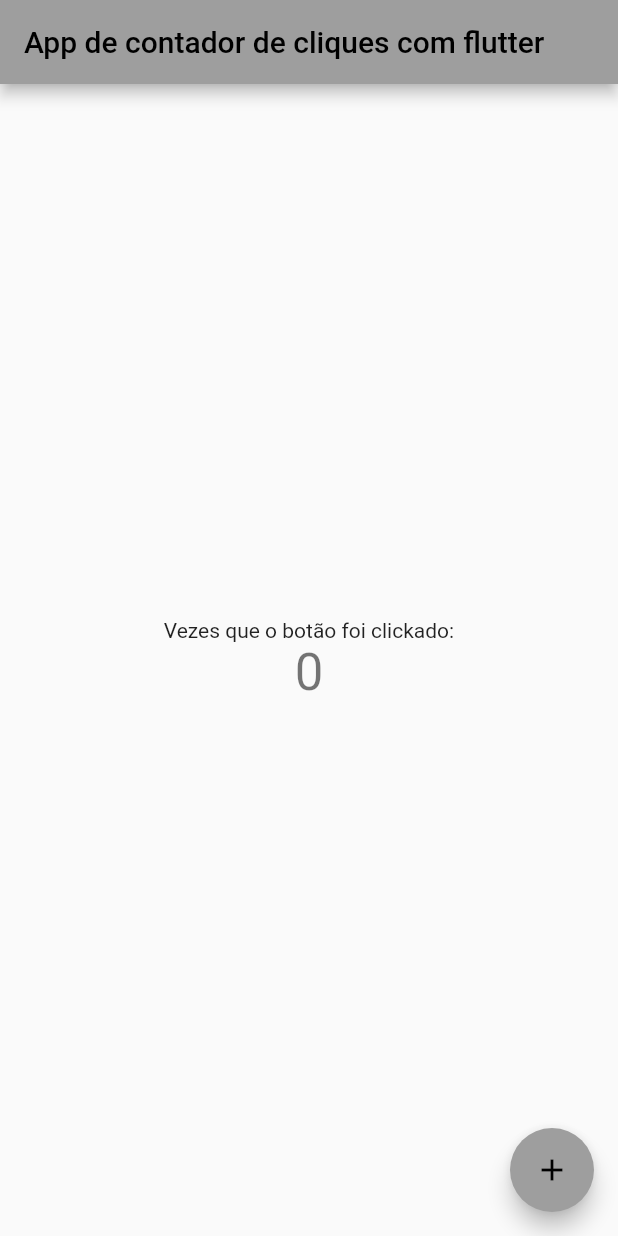
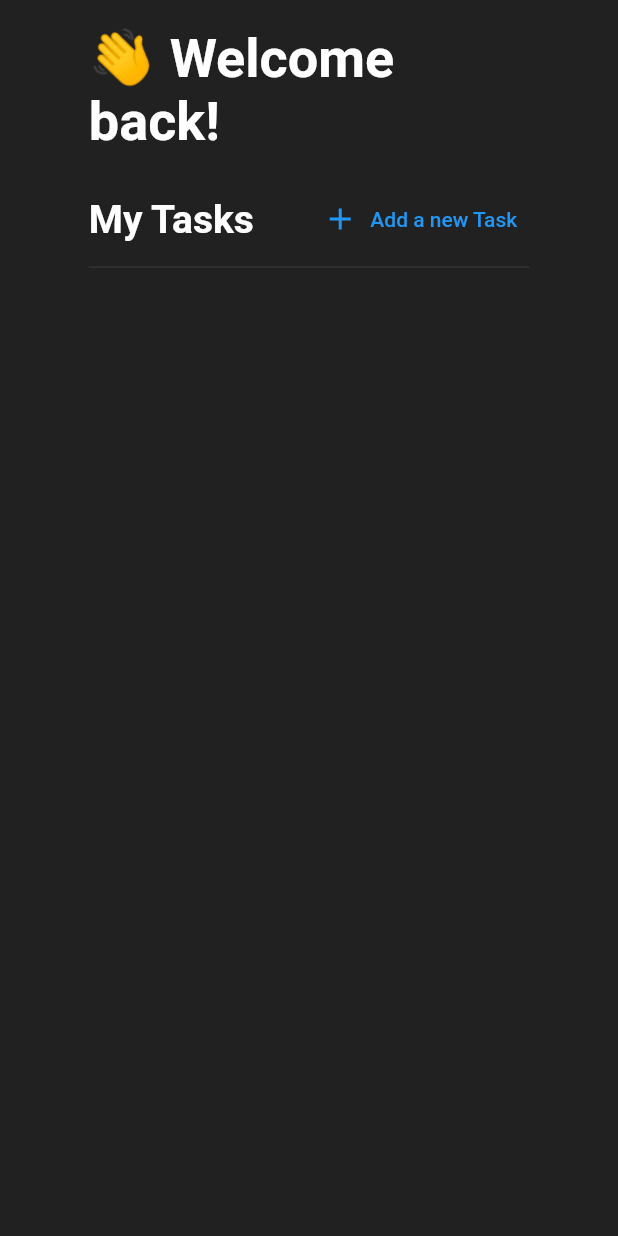
Before and after one commit to JokyOFC/flutter-windows-app-study, a Flutter app: the screen it shows after launch, on a phone screen of 412 x 824 dp. Run offline on Flutter 3.47's test engine with Material 2 defaults, Android fonts, the phone set to English and light mode, and no system bars; our stand-ins replace objectbox; generated files the repository leaves out were written again.

```diff
--- a/lib/main.dart
+++ b/lib/main.dart
@@ -1,6 +1,12 @@
+import 'package:app_teste/helpers/objectbox_interface.dart';
+import 'package:app_teste/screens/home_screen.dart';
 import 'package:flutter/material.dart';
 
-void main() {
+late ObjectBox objectBox;
+
+Future<void> main() async {
+  WidgetsFlutterBinding.ensureInitialized();
+  objectBox = await ObjectBox.create();
   runApp(const MyApp());
 }
 
@@ -10,106 +16,6 @@ class MyApp extends StatelessWidget {
   // This widget is the root of your application.
   @override
   Widget build(BuildContext context) {
-    return MaterialApp(
-      title: 'AppFirst Flutter',
-      theme: ThemeData(
-        // This is the theme of your application.
-        //
-        // Try running your application with "flutter run". You'll see the
-        // application has a blue toolbar. Then, without quitting the app, try
-        // changing the primarySwatch below to Colors.green and then invoke
-        // "hot reload" (press "r" in the console where you ran "flutter run",
-        // or simply save your changes to "hot reload" in a Flutter IDE).
-        // Notice that the counter didn't reset back to zero; the application
-        // is not restarted.
-        primarySwatch: Colors.grey,
-      ),
-      home: const MyHomePage(title: 'App de contador de cliques com flutter'),
-    );
+    return MaterialApp(home: HomeScreen());
   }
 }
-
-class MyHomePage extends StatefulWidget {
-  const MyHomePage({Key? key, required this.title}) : super(key: key);
-
-  // This widget is the home page of your application. It is stateful, meaning
-  // that it has a State object (defined below) that contains fields that affect
-  // how it looks.
-
-  // This class is the configuration for the state. It holds the values (in this
-  // case the title) provided by the parent (in this case the App widget) and
-  // used by the build method of the State. Fields in a Widget subclass are
-  // always marked "final".
-
-  final String title;
-
-  @override
-  State<MyHomePage> createState() => _MyHomePageState();
-}
-
-class _MyHomePageState extends State<MyHomePage> {
-  int _counter = 0;
-
-  void _incrementCounter() {
-    setState(() {
-      // This call to setState tells the Flutter framework that something has
-      // changed in this State, which causes it to rerun the build method below
-      // so that the display can reflect the updated values. If we changed
-      // _counter without calling setState(), then the build method would not be
-      // called again, and so nothing would appear to happen.
-      _counter++;
-    });
-  }
-
-  @override
-  Widget build(BuildContext context) {
-    // This method is rerun every time setState is called, for instance as done
-    // by the _incrementCounter method above.
-    //
-    // The Flutter framework has been optimized to make rerunning build methods
-    // fast, so that you can just rebuild anything that needs updating rather
-    // than having to individually change instances of widgets.
-    return Scaffold(
-      appBar: AppBar(
-        // Here we take the value from the MyHomePage object that was created by
-        // the App.build method, and use it to set our appbar title.
-        title: Text(widget.title),
-      ),
-      body: Center(
-        // Center is a layout widget. It takes a single child and positions it
-        // in the middle of the parent.
-        child: Column(
-          // Column is also a layout widget. It takes a list of children and
-          // arranges them vertically. By default, it sizes itself to fit its
-          // children horizontally, and tries to be as tall as its parent.
-          //
-          // Invoke "debug painting" (press "p" in the console, choose the
-          // "Toggle Debug Paint" action from the Flutter Inspector in Android
-          // Studio, or the "Toggle Debug Paint" command in Visual Studio Code)
-          // to see the wireframe for each widget.
-          //
-          // Column has various properties to control how it sizes itself and
-          // how it positions its children. Here we use mainAxisAlignment to
-          // center the children vertically; the main axis here is the vertical
-          // axis because Columns are vertical (the cross axis would be
-          // horizontal).
-          mainAxisAlignment: MainAxisAlignment.center,
-          children: <Widget>[
-            const Text(
-              'Vezes que o botão foi clickado:',
-            ),
-            Text(
-              '$_counter',
-              style: Theme.of(context).textTheme.headline4,
-            ),
-          ],
-        ),
-      ),
-      floatingActionButton: FloatingActionButton(
-        onPressed: _incrementCounter,
-        tooltip: 'Increment',
-        child: const Icon(Icons.add),
-      ), // This trailing comma makes auto-formatting nicer for build methods.
-    );
-  }
-}
--- /dev/null
+++ b/lib/screens/home_screen.dart
@@ -0,0 +1,110 @@
+import 'package:app_teste/screens/task_editor.dart';
+import 'package:app_teste/screens/task_widget.dart';
+import 'package:flutter/material.dart';
+
+import '../main.dart';
+import '../objectbox.g.dart';
+import 'models/task_model.dart';
+
+class HomeScreen extends StatefulWidget {
+  const HomeScreen({super.key});
+
+  @override
+  State<HomeScreen> createState() => _HomeScreenState();
+}
+
+class _HomeScreenState extends State<HomeScreen> {
+  Box<TaskModel>? taskBox;
+
+  Stream<List<TaskModel>>? fetchAllTask;
+
+  @override
+  void initState() {
+    super.initState();
+    taskBox = objectBox.store.box<TaskModel>();
+    print(taskBox!.count());
+    setState(() {
+      fetchAllTask = taskBox!
+          .query()
+          .watch(triggerImmediately: true)
+          .map((event) => event.find());
+    });
+  }
+
+  @override
+  void dispose() {
+    objectBox.store.close();
+    super.dispose();
+  }
+
+  @override
+  Widget build(BuildContext context) {
+    return Scaffold(
+      backgroundColor: Colors.grey.shade900,
+      body: Center(
+        child: Container(
+          padding: EdgeInsets.all(18.0),
+          width: MediaQuery.of(context).size.width * 0.8,
+          child: Column(
+            mainAxisAlignment: MainAxisAlignment.start,
+            crossAxisAlignment: CrossAxisAlignment.start,
+            children: [
+              Text(
+                "👋 Welcome back!",
+                style: TextStyle(
+                    color: Colors.white,
+                    fontSize: 36,
+                    fontWeight: FontWeight.bold),
+              ),
+              SizedBox(
+                height: 20.0,
+              ),
+              Row(
+                mainAxisAlignment: MainAxisAlignment.spaceBetween,
+                children: [
+                  Text(
+                    "My Tasks",
+                    style: TextStyle(
+                        color: Colors.white,
+                        fontSize: 26,
+                        fontWeight: FontWeight.bold),
+                  ),
+                  TextButton.icon(
+                      onPressed: () {
+                        Navigator.push(
+                            context,
+                            MaterialPageRoute(
+                                builder: (context) => TaskEditorScreen()));
+                      },
+                      icon: Icon(Icons.add),
+                      label: Text("Add a new Task"))
+                ],
+              ),
+              Divider(
+                color: Colors.white12,
+              ),
+              StreamBuilder<List<TaskModel>>(
+                  stream: fetchAllTask,
+                  builder: (context, snapshot) {
+                    if (snapshot.connectionState == ConnectionState.waiting) {
+                      return Center(
+                        child: CircularProgressIndicator(),
+                      );
+                    } else {
+                      if (snapshot.hasData) {
+                        return SingleChildScrollView(
+                            child: Column(
+                                children: snapshot.data!
+                                    .map((e) => TaskWidget(e))
+                                    .toList()));
+                      }
+                    }
+                    return Center();
+                  })
+            ],
+          ),
+        ),
+      ),
+    );
+  }
+}
--- /dev/null
+++ b/lib/screens/models/task_model.dart
@@ -0,0 +1,17 @@
+import 'package:objectbox/objectbox.dart';
+
+@Entity()
+class TaskModel {
+  @Id()
+  int id = 0;
+  String? task_title;
+  String? task_description;
+  bool? task_done = false;
+  DateTime? creation_date;
+
+  TaskModel(
+      {this.task_title,
+      this.task_description,
+      this.task_done,
+      this.creation_date});
+}
--- a/pubspec.yaml
+++ b/pubspec.yaml
@@ -34,8 +34,13 @@ dependencies:
   # The following adds the Cupertino Icons font to your application.
   # Use with the CupertinoIcons class for iOS style icons.
   cupertino_icons: ^1.0.2
+  objectbox: ^1.6.2
+  objectbox_flutter_libs: ^1.6.2
+  path_provider: ^2.0.11
 
 dev_dependencies:
+  build_runner: ^2.0.0
+  objectbox_generator: any
   flutter_test:
     sdk: flutter
 
```
Also changed, not shown: lib/helpers/objectbox_interface.dart (added, +12 -0 lines), lib/objectbox-model.json (added, +60 -0 lines), lib/screens/task_editor.dart (added, +120 -0 lines), lib/screens/task_widget.dart (added, +79 -0 lines), lib/objectbox.g.dart (added), pubspec.lock, 5 other files.
